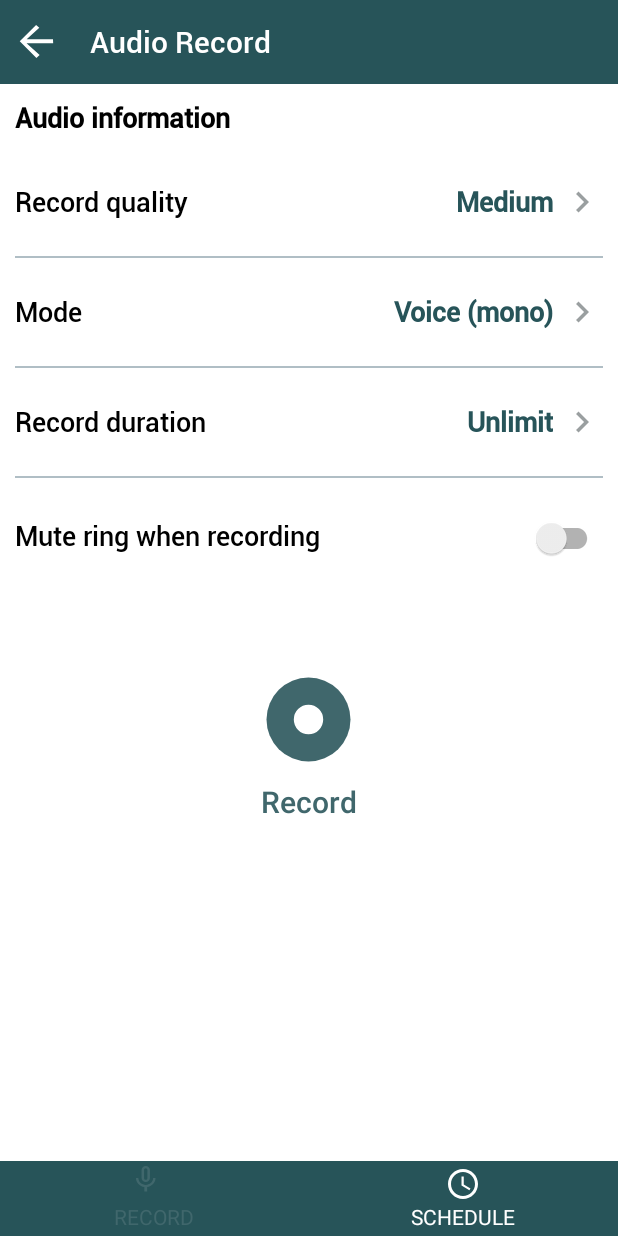
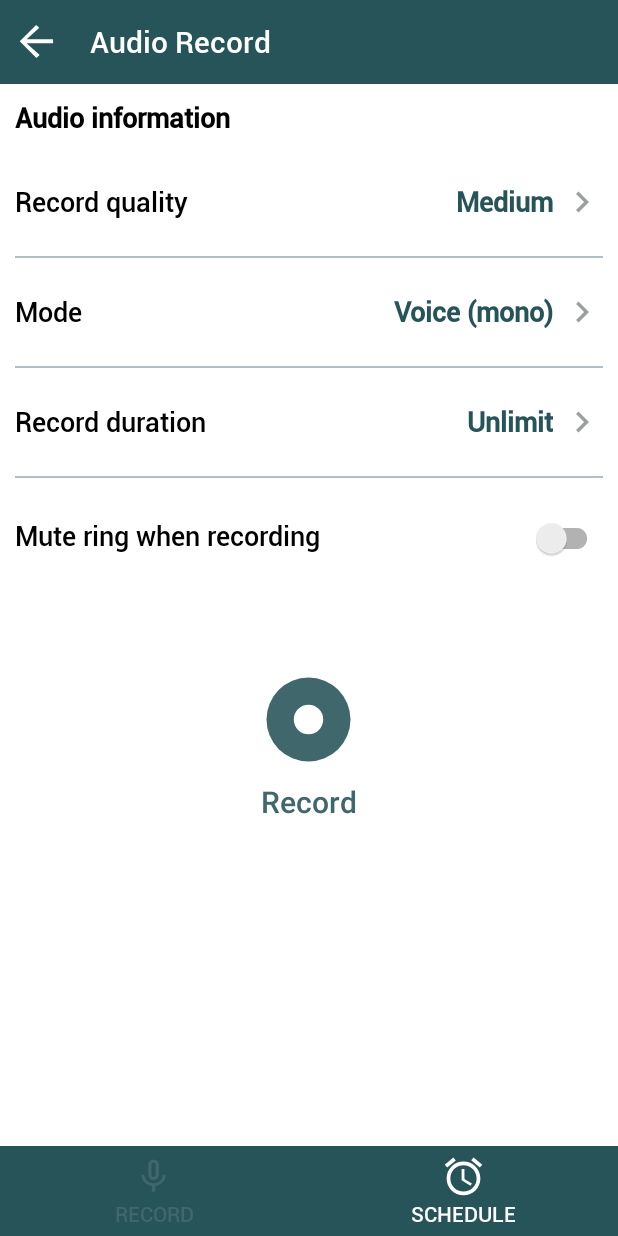
Before and after one commit to mikhoaitay23/backgroundvideo22, an Android app: the AudioRecordFragment screen opened through its navigation route, on a phone screen of 412 x 824 dp. Run offline under Robolectric (Android 15) with nearby library versions, the phone set to English and light mode, and no system bars; our stand-ins replace data binding; libraries missing offline, so code that uses them is left out: com.zlw.main; 1 statement that could not run was skipped.

Commit message:
- update

```diff
--- a/app/src/main/java/com/hola360/backgroundvideorecoder/ui/record/RecordSchedule.kt
+++ b/app/src/main/java/com/hola360/backgroundvideorecoder/ui/record/RecordSchedule.kt
@@ -1,6 +1,6 @@
 package com.hola360.backgroundvideorecoder.ui.record
 
 class RecordSchedule {
-    var isVideo:Boolean=false
-    var scheduleTime:Long=0L
+    var isVideo: Boolean = false
+    var scheduleTime: Long = 0L
 }
--- a/app/src/main/res/drawable/ic_micro.xml
+++ b/app/src/main/res/drawable/ic_micro.xml
@@ -1,4 +1,9 @@
-<vector android:height="24dp" android:viewportHeight="24"
-    android:viewportWidth="24" android:width="24dp" xmlns:android="http://schemas.android.com/apk/res/android">
-    <path android:fillColor="#141414" android:pathData="M6.5,10.7368C8.0414,10.7368 9.2764,9.5379 9.2764,8.0526L9.2857,2.6842C9.2857,1.199 8.0414,0 6.5,0C4.9586,0 3.7143,1.199 3.7143,2.6842V8.0526C3.7143,9.5379 4.9586,10.7368 6.5,10.7368ZM5.3857,2.5947C5.3857,2.0042 5.8871,1.521 6.5,1.521C7.1129,1.521 7.6143,2.0042 7.6143,2.5947L7.605,8.1421C7.605,8.7326 7.1129,9.2158 6.5,9.2158C5.8871,9.2158 5.3857,8.7326 5.3857,8.1421V2.5947ZM11.4214,8.0526C11.4214,10.7368 9.0629,12.6158 6.5,12.6158C3.9371,12.6158 1.5786,10.7368 1.5786,8.0526H0C0,11.1037 2.5257,13.6268 5.5714,14.0653V17H7.4286V14.0653C10.4743,13.6358 13,11.1126 13,8.0526H11.4214Z"/>
+<vector xmlns:android="http://schemas.android.com/apk/res/android"
+    android:width="24dp"
+    android:height="24dp"
+    android:viewportWidth="24"
+    android:viewportHeight="24">
+  <path
+      android:pathData="M11.5,13.7368C13.0414,13.7368 14.2764,12.5379 14.2764,11.0526L14.2857,5.6842C14.2857,4.1989 13.0414,3 11.5,3C9.9586,3 8.7143,4.1989 8.7143,5.6842V11.0526C8.7143,12.5379 9.9586,13.7368 11.5,13.7368ZM10.3857,5.5947C10.3857,5.0042 10.8871,4.521 11.5,4.521C12.1129,4.521 12.6143,5.0042 12.6143,5.5947L12.605,11.1421C12.605,11.7326 12.1129,12.2158 11.5,12.2158C10.8871,12.2158 10.3857,11.7326 10.3857,11.1421V5.5947ZM16.4214,11.0526C16.4214,13.7368 14.0629,15.6158 11.5,15.6158C8.9371,15.6158 6.5786,13.7368 6.5786,11.0526H5C5,14.1037 7.5257,16.6268 10.5714,17.0653V20H12.4286V17.0653C15.4743,16.6358 18,14.1126 18,11.0526H16.4214Z"
+      android:fillColor="#ffffff"/>
 </vector>
--- a/app/src/main/res/layout/fragment_audio_record.xml
+++ b/app/src/main/res/layout/fragment_audio_record.xml
@@ -19,14 +19,14 @@
 
         <androidx.appcompat.widget.LinearLayoutCompat
             android:layout_width="match_parent"
-            android:layout_height="50dp"
+            android:layout_height="@dimen/record_bottom_pager_height"
             android:background="@color/colorAccent"
             android:orientation="horizontal">
 
             <androidx.appcompat.widget.LinearLayoutCompat
                 android:id="@+id/mLayoutRecord"
                 android:layout_width="0dp"
-                android:layout_height="wrap_content"
+                android:layout_height="match_parent"
                 android:layout_gravity="center"
                 android:layout_weight="1"
                 android:gravity="center"
@@ -34,25 +34,23 @@
 
                 <androidx.appcompat.widget.AppCompatImageView
                     android:id="@+id/imgRecord"
-                    android:layout_width="wrap_content"
-                    android:layout_height="wrap_content"
+                    android:layout_width="@dimen/dp_30"
+                    android:layout_height="@dimen/dp_30"
                     android:src="@drawable/ic_micro"
                     app:tint="@color/md_white_1000" />
 
                 <androidx.appcompat.widget.AppCompatTextView
                     android:id="@+id/tvRecord"
-                    android:layout_width="wrap_content"
-                    android:layout_height="wrap_content"
-                    android:text="@string/record"
+                    style="@style/TextPager"
                     android:textAllCaps="true"
-                    android:textColor="@color/md_white_1000" />
+                    android:text="@string/record" />
             </androidx.appcompat.widget.LinearLayoutCompat>
 
 
             <androidx.appcompat.widget.LinearLayoutCompat
                 android:id="@+id/mLayoutSchedule"
                 android:layout_width="0dp"
-                android:layout_height="wrap_content"
+                android:layout_height="match_parent"
                 android:layout_gravity="center"
                 android:layout_weight="1"
                 android:gravity="center"
@@ -60,17 +58,15 @@
 
                 <androidx.appcompat.widget.AppCompatImageView
                     android:id="@+id/imgSchedule"
-                    android:layout_width="wrap_content"
-                    android:layout_height="wrap_content"
-                    android:src="@drawable/ic_schedule" />
+                    android:layout_width="@dimen/dp_30"
+                    android:layout_height="@dimen/dp_30"
+                    android:src="@drawable/ic_video_schedule" />
 
                 <androidx.appcompat.widget.AppCompatTextView
                     android:id="@+id/tvSchedule"
-                    android:layout_width="wrap_content"
-                    android:layout_height="wrap_content"
-                    android:text="@string/schedule"
+                    style="@style/TextPager"
                     android:textAllCaps="true"
-                    android:textColor="@color/md_white_1000" />
+                    android:text="@string/schedule" />
             </androidx.appcompat.widget.LinearLayoutCompat>
 
         </androidx.appcompat.widget.LinearLayoutCompat>
--- a/app/src/main/res/values/dimens.xml
+++ b/app/src/main/res/values/dimens.xml
@@ -31,6 +31,7 @@
     <dimen name="dp_12">12dp</dimen>
     <dimen name="dp_24">24dp</dimen>
     <dimen name="dp_20">20dp</dimen>
+    <dimen name="dp_30">30dp</dimen>
     <dimen name="dp_32">32dp</dimen>
     <dimen name="dp_36">36dp</dimen>
     <dimen name="dp_40">40dp</dimen>
```
Also changed, not shown: app/src/main/java/com/hola360/backgroundvideorecoder/ui/record/audio/audioschedule/ScheduleAudio.kt (+97 -0 lines), app/src/main/java/com/hola360/backgroundvideorecoder/ui/record/audio/audioschedule/ScheduleAudioViewModel.kt (+61 -2 lines), app/src/main/res/layout/layout_schedule_audio.xml (+23 -5 lines).
